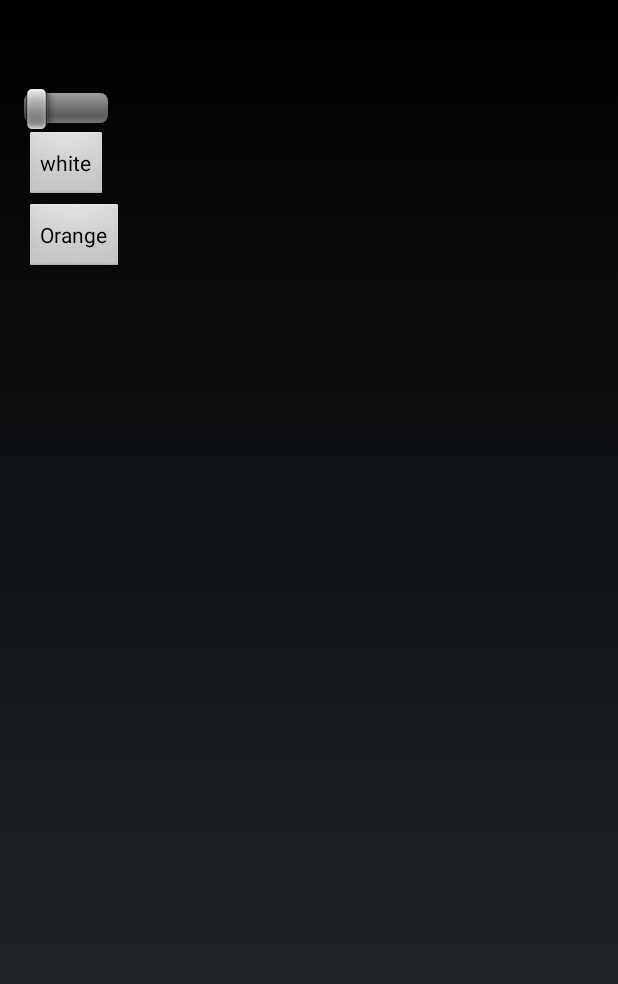
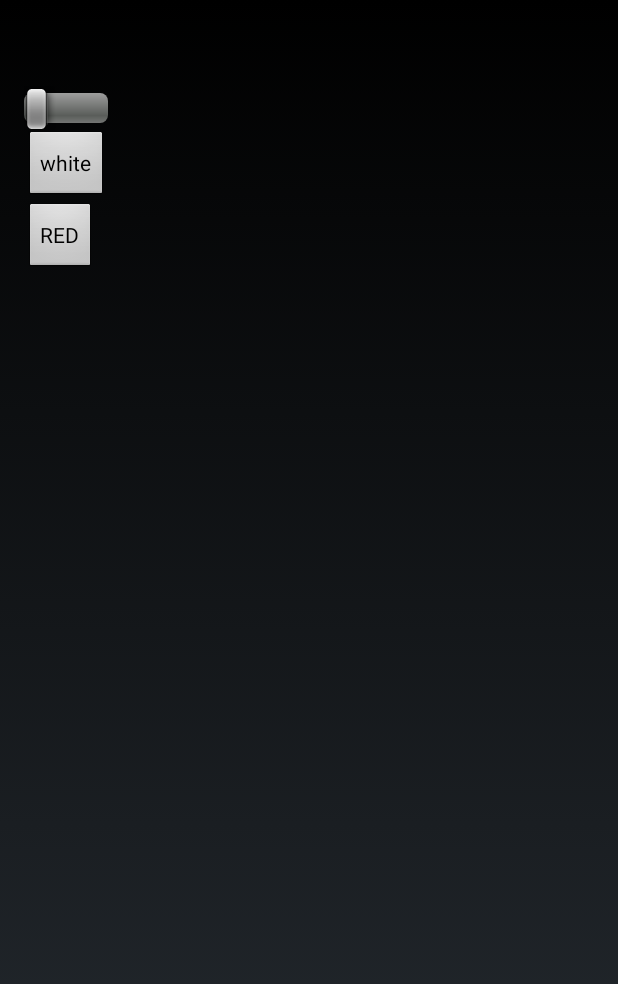
Before and after one commit to mzylowsk-legacy/GUT, an Android app: the layout activity_main.xml on its own in the app's theme, with its tools: preview values and no code run, on a phone screen of 412 x 824 dp. Shown: the top 984 px of the screen. Run offline under Robolectric (Android 15) with nearby library versions, the light colour scheme and no system bars.

Commit message:
MAM_LAB6: Minior fixes

```diff
--- a/MAMY/LAB6/lab7/app/src/main/java/com/example/mzylowski/lab6/Color.java
+++ b/MAMY/LAB6/lab7/app/src/main/java/com/example/mzylowski/lab6/Color.java
@@ -2,7 +2,7 @@ package com.example.mzylowski.lab6;
 
 public enum Color {
     WHITE(1.0f, 1.0f, 1.0f),
-    ORANGE(1.0f, 0.5f, 0.0f);
+    RED(1.0f, 0.0f, 0.0f);
 
     public float r, g, b;
 
--- a/MAMY/LAB6/lab7/app/src/main/res/layout/activity_main.xml
+++ b/MAMY/LAB6/lab7/app/src/main/res/layout/activity_main.xml
@@ -31,10 +31,10 @@
         android:layout_alignParentStart="true" />
 
     <Button
-        android:text="Orange"
+        android:text="RED"
         android:layout_width="wrap_content"
         android:layout_height="wrap_content"
-        android:id="@+id/orange_color_button"
+        android:id="@+id/red_color_button"
         android:layout_below="@+id/white_color_button"
         android:layout_alignParentLeft="true"
         android:layout_alignParentStart="true" />
```
Also changed, not shown: MAMY/LAB6/lab7/app/src/main/java/com/example/mzylowski/lab6/MainActivity.java (+3 -7 lines).
